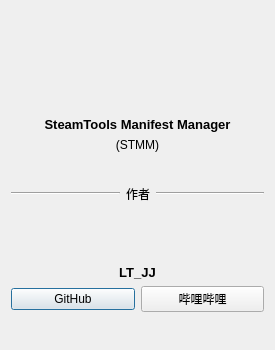
Old version of the form aboutdialog.ui in the repository LTJJer/SteamTools-Manifest-Manager.
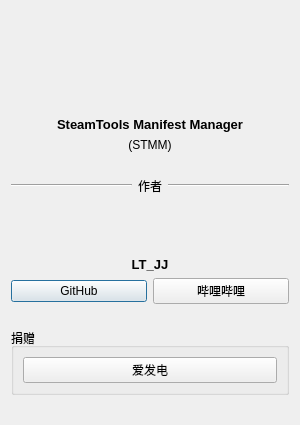
New version of the form. Icons and pictures are not drawn.

Commit message: feat(about): 新增捐赠入口

Patch:
```diff
--- a/aboutdialog.ui
+++ b/aboutdialog.ui
@@ -6,22 +6,10 @@
    <rect>
     <x>0</x>
     <y>0</y>
-    <width>275</width>
-    <height>350</height>
+    <width>300</width>
+    <height>425</height>
    </rect>
   </property>
-  <property name="minimumSize">
-   <size>
-    <width>275</width>
-    <height>350</height>
-   </size>
-  </property>
-  <property name="maximumSize">
-   <size>
-    <width>275</width>
-    <height>350</height>
-   </size>
-  </property>
   <property name="windowTitle">
    <string>关于</string>
   </property>
@@ -148,10 +136,6 @@
     </layout>
    </item>
    <item>
-    <layout class="QHBoxLayout" name="horizontalLayout_3">
-     <item>
-      <layout class="QVBoxLayout" name="verticalLayout_3">
-       <item>
         <layout class="QHBoxLayout" name="horizontalLayout_4">
          <item>
           <widget class="QLabel" name="label">
@@ -209,9 +193,9 @@
         </widget>
        </item>
        <item>
-        <layout class="QHBoxLayout" name="horizontalLayout_5">
+    <layout class="QHBoxLayout" name="horizontalLayout_3">
          <item>
-          <widget class="QPushButton" name="btn_LT_JJGitHub">
+      <widget class="QPushButton" name="btn_LT_JJ_GitHub">
            <property name="toolTip">
             <string>https://github.com/LTJJer</string>
            </property>
@@ -224,7 +208,7 @@
           </widget>
          </item>
          <item>
-          <widget class="QPushButton" name="btn_LT_JJBilibili">
+      <widget class="QPushButton" name="btn_LT_JJ_Bilibili">
            <property name="toolTip">
             <string>https://space.bilibili.com/3546693838572464</string>
            </property>
@@ -235,9 +219,37 @@
          </item>
         </layout>
        </item>
-      </layout>
-     </item>
-    </layout>
+   <item>
+    <spacer name="verticalSpacer_3">
+     <property name="orientation">
+      <enum>Qt::Orientation::Vertical</enum>
+     </property>
+     <property name="sizeHint" stdset="0">
+      <size>
+       <width>20</width>
+       <height>40</height>
+      </size>
+     </property>
+    </spacer>
+   </item>
+   <item>
+    <widget class="QGroupBox" name="groupBox">
+     <property name="title">
+      <string>捐赠</string>
+     </property>
+     <layout class="QHBoxLayout" name="horizontalLayout_5">
+      <item>
+       <widget class="QPushButton" name="btn_Donate_LT_JJ_Ifdian">
+        <property name="toolTip">
+         <string>https://www.ifdian.net/a/LT_JJ</string>
+        </property>
+        <property name="text">
+         <string>爱发电</string>
+        </property>
+       </widget>
+      </item>
+     </layout>
+    </widget>
    </item>
    <item>
     <spacer name="verticalSpacer_2">
```
Lines whose indentation alone changed are shown as unchanged. The commit also changes 2 other files.
